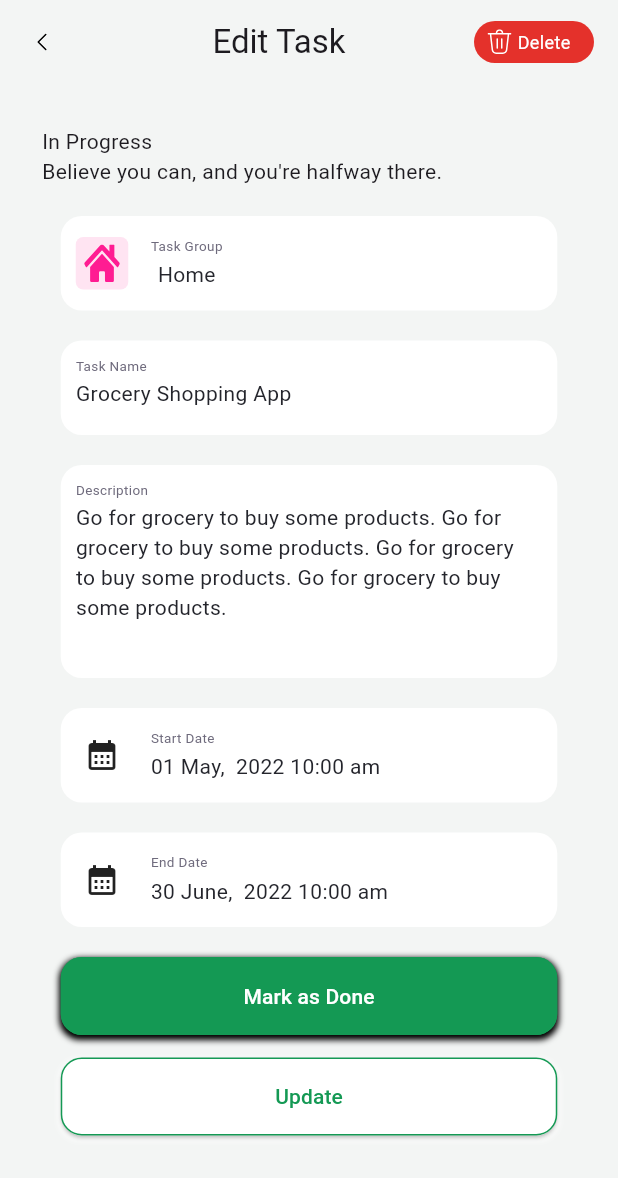
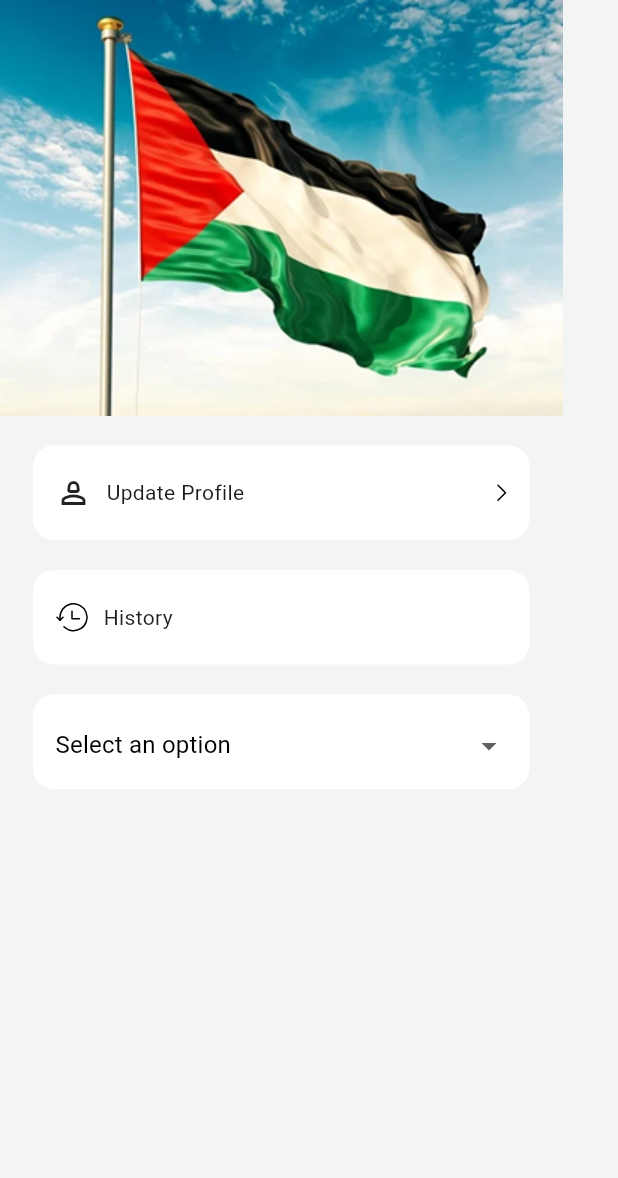
Before and after one commit to AhmedAyman951753/NTI_Tasks, a Flutter app: the screen it shows after launch, on a phone screen of 412 x 824 dp. Shown: the top 1178 px of the screen. Run offline on Flutter 3.47's test engine with Material 3 defaults, Android fonts, the phone set to English and light mode, and no system bars; our stand-ins replace flutter_svg.

Commit message:
new commits

```diff
--- a/lib/AppColors.dart
+++ b/lib/AppColors.dart
@@ -7,4 +7,5 @@ abstract class AppColors
   static const Color pink = Color(0xffFF1C92);
   static const Color  backcolorIcon = Color(0xffFFE4F2);
   static const Color red = Color(0XFFE4312B);
+  static const Color semiPink = Color(0XFFFFE4F2);
 }
--- a/lib/AppIcons.dart
+++ b/lib/AppIcons.dart
@@ -1,11 +1,15 @@
 abstract class AppIcons
 {
   static const String defaultPath = 'assets/icons/';
-  static const String arrowBack = '${defaultPath}Vector.svg';
+  static const String arrowBack = '${defaultPath}arrowback.svg';
+  static const String arrowForward = '${defaultPath}arrowforward.svg';
+  static const String arrowBottom = '${defaultPath}arrowfbottom.svg';
   static const String bag = '${defaultPath}bag.svg';
   static const String home = '${defaultPath}home.svg';
   static const String home2 = '${defaultPath}home2.svg';
   static const String person = '${defaultPath}person.svg';
   static const String recycle = '${defaultPath}recycle.svg';
   static const String calender = '${defaultPath}calender.svg';
+  static const String user = '${defaultPath}user.svg';
+  static const String history = '${defaultPath}history.svg';
 }
--- a/lib/AppImages.dart
+++ b/lib/AppImages.dart
@@ -0,0 +1,5 @@
+abstract class AppImages
+{
+  static const String defaultPath = 'assets/images/';
+  static const String Palestine = '${defaultPath}palestine.png';
+}
--- a/lib/EditTask/Edit_Task.dart
+++ b/lib/EditTask/Edit_Task.dart
@@ -12,9 +12,9 @@ class EditTask extends StatelessWidget {
   @override
   Widget build(BuildContext context) {
     return Scaffold(
-      backgroundColor: Color(0XFFF3F5F4),
+      backgroundColor: AppColors.primary,
       appBar: AppBar(
-        backgroundColor: Color(0XFFF3F5F4),
+        backgroundColor: AppColors.primary,
         leading: IconButton(onPressed: (){}, icon: SvgPicture.asset(AppIcons.arrowBack)),
         title: Center(child: Text("Edit Task")),
         actions: [
@@ -65,7 +65,7 @@ class EditTask extends StatelessWidget {
                       width: 35,
                       height: 35,
                       decoration: BoxDecoration(
-                        color: Color(0XFFFFE4F2),
+                        color: AppColors.semiPink,
                         borderRadius: BorderRadius.circular(5)
                       ),
                       child:  SvgPicture.asset(AppIcons.home2),
--- a/lib/Profile/DefaultContainer.dart
+++ b/lib/Profile/DefaultContainer.dart
@@ -0,0 +1,20 @@
+import 'package:flutter/material.dart';
+
+class DefaultContainer extends StatelessWidget {
+  final Widget? child;
+  const DefaultContainer({super.key, this.child});
+
+  @override
+  Widget build(BuildContext context) {
+    return Container(
+        margin: EdgeInsets.only(left: 20, right: 20, bottom: 20),
+        padding: EdgeInsets.all(15),
+        width: 331,
+        height: 63,
+        decoration: BoxDecoration(
+        color: Colors.white,
+        borderRadius: BorderRadius.circular(14)),
+      child: child
+        );
+  }
+}
--- a/lib/Profile/OptionContainer.dart
+++ b/lib/Profile/OptionContainer.dart
@@ -0,0 +1,32 @@
+import 'package:flutter/material.dart';
+import 'package:flutter_application/AppImages.dart';
+
+class OptionContainer extends StatelessWidget {
+  final String label;
+  final String option;
+  const OptionContainer({super.key, required this.label, required this.option});
+
+  @override
+  Widget build(BuildContext context) {
+    return Row(
+      children: [
+        Container(width: 40,
+                  height: 40,
+                  decoration: BoxDecoration(
+                    shape: BoxShape.circle,
+                    image: DecorationImage(image: AssetImage(AppImages.Palestine), fit: BoxFit.cover))
+                  ),
+        SizedBox(width: 15),
+        Column(
+          crossAxisAlignment: CrossAxisAlignment.start,
+          children: [
+            SizedBox(height: 3),
+            Text(label, style: TextStyle(fontSize: 9, color: Color(0XFF6E6A7C))),
+            SizedBox(height: 3),
+            Text(option, style: TextStyle(fontSize: 14, color: Color(0XFF24252C)))
+          ],
+        )
+      ],
+    );
+  }
+}
--- a/lib/Profile/Profile.dart
+++ b/lib/Profile/Profile.dart
@@ -0,0 +1,73 @@
+import 'package:flutter/material.dart';
+import 'package:flutter_application/AppIcons.dart';
+import 'package:flutter_application/AppImages.dart';
+import 'package:flutter_svg/flutter_svg.dart';
+import '../AppColors.dart';
+import 'OptionContainer.dart';
+import 'DefaultContainer.dart';
+class Profile extends StatelessWidget {
+  const Profile({super.key});
+
+  @override
+  Widget build(BuildContext context) {
+    return Scaffold(
+      backgroundColor: AppColors.primary,
+      body: Padding(
+        padding: const EdgeInsets.all(0),
+        child: SingleChildScrollView(
+          child: Column(
+            children: [
+              SizedBox(
+                height: 277,
+                child: Image.asset(AppImages.Palestine),
+              ),
+              SizedBox(height: 20),
+
+              DefaultContainer(child: Row(
+                children: [
+                  Icon(Icons.person_2_outlined),
+                  SizedBox(width: 10),
+                  Expanded(child: Text("Update Profile")),
+                  SvgPicture.asset(AppIcons.arrowForward)
+                ],
+              ),
+            ),
+
+              DefaultContainer(child: Row(
+                children: [
+                  SvgPicture.asset(AppIcons.history),
+                  SizedBox(width: 10),
+                  Expanded(child: Text("History"))
+                ],
+              ),
+            ),
+
+              Container(
+                margin: EdgeInsets.only(left: 20, right: 20, bottom: 20),
+                padding: EdgeInsets.only(left: 15, right: 15, top: 10),
+                width: 331,
+                height: 63,
+                decoration: BoxDecoration(
+                  borderRadius: BorderRadius.circular(14),
+                  color: Colors.white
+                ),
+                child: DropdownButton<String>(
+                  hint: Text('Select an option', style: TextStyle(color: Colors.black, fontWeight: FontWeight.normal)),
+                  borderRadius: BorderRadius.circular(14),
+                  items: [DropdownMenuItem(value: 'Option1', child: OptionContainer(label: 'Hello!', option: 'Option1')),
+                          DropdownMenuItem(value: 'Option2', child: OptionContainer(label: 'Hello!', option: 'Option2')),
+                          DropdownMenuItem(value: 'Option3', child: OptionContainer(label: 'Hello!', option: 'Option3')),
+                          DropdownMenuItem(value: 'Option4', child: OptionContainer(label: 'Hello!', option: 'Option4'))],
+                  onChanged: (value){print(value);},
+                  isExpanded: true,
+                  icon: Icon(Icons.arrow_drop_down),
+                  underline: Container(),// Custom dropdown icon
+                ),
+              ),
+            ],
+          ),
+        ),
+      ),
+    );
+  }
+}
--- a/lib/main.dart
+++ b/lib/main.dart
@@ -2,6 +2,7 @@ import 'package:flutter/material.dart';
 import 'package:flutter_application/Task1.dart';
 import 'package:flutter_application/HomeScreen/Home_Screen.dart';
 import 'package:flutter_application/EditTask/Edit_Task.dart';
+import 'Profile/Profile.dart';
 void main() {
   runApp(const MyApp());
 }
@@ -14,12 +15,7 @@ class MyApp extends StatelessWidget {
   Widget build(BuildContext context) {
     return MaterialApp(
       debugShowCheckedModeBanner: false,
-      title: 'Flutter Demo',
-      theme: ThemeData(
-        colorScheme: ColorScheme.fromSeed(seedColor: Colors.deepPurple),
-        useMaterial3: true,
-      ),
-      home: EditTask(),
+      home: Profile(),
     );
 
   }
--- a/pubspec.yaml
+++ b/pubspec.yaml
@@ -60,6 +60,7 @@ flutter:
   # To add assets to your application, add an assets section, like this:
   assets:
     - assets/icons/
+    - assets/images/
     #- images/a_dot_ham.jpeg
 
   # An image asset can refer to one or more resolution-specific "variants", see
```
Also changed, not shown: assets/icons/arrowback.svg (renamed from assets/icons/Vector.svg), assets/icons/arrowbottom.svg (added), assets/icons/arrowforward.svg (added), assets/icons/history.svg (added), assets/icons/user.svg (added), assets/images/palestine.png (added).
